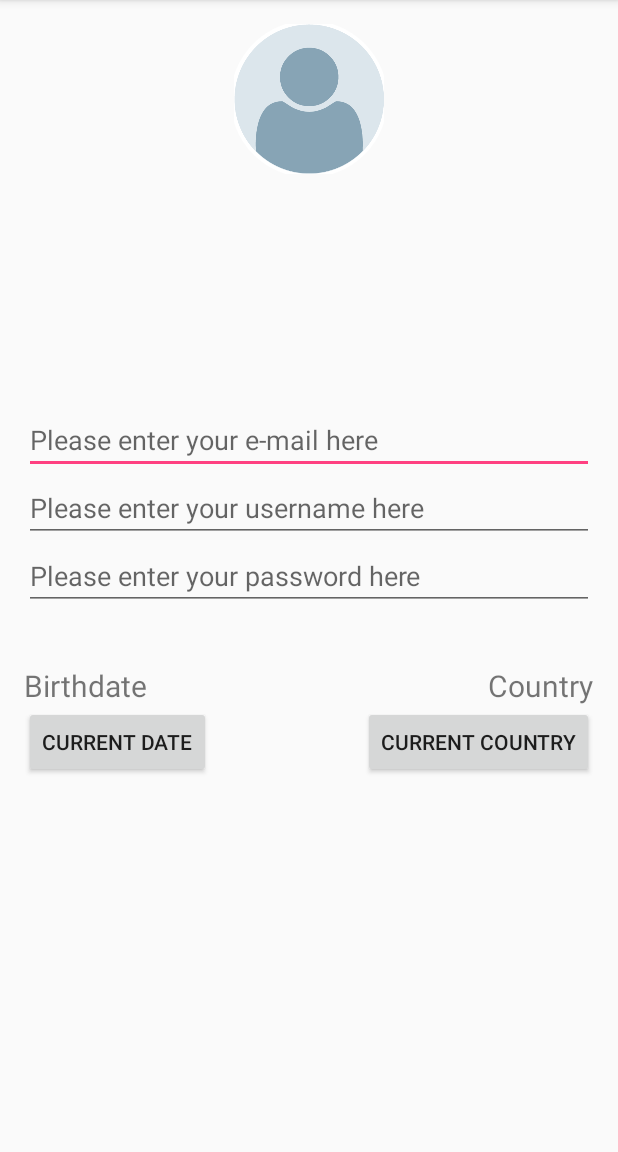
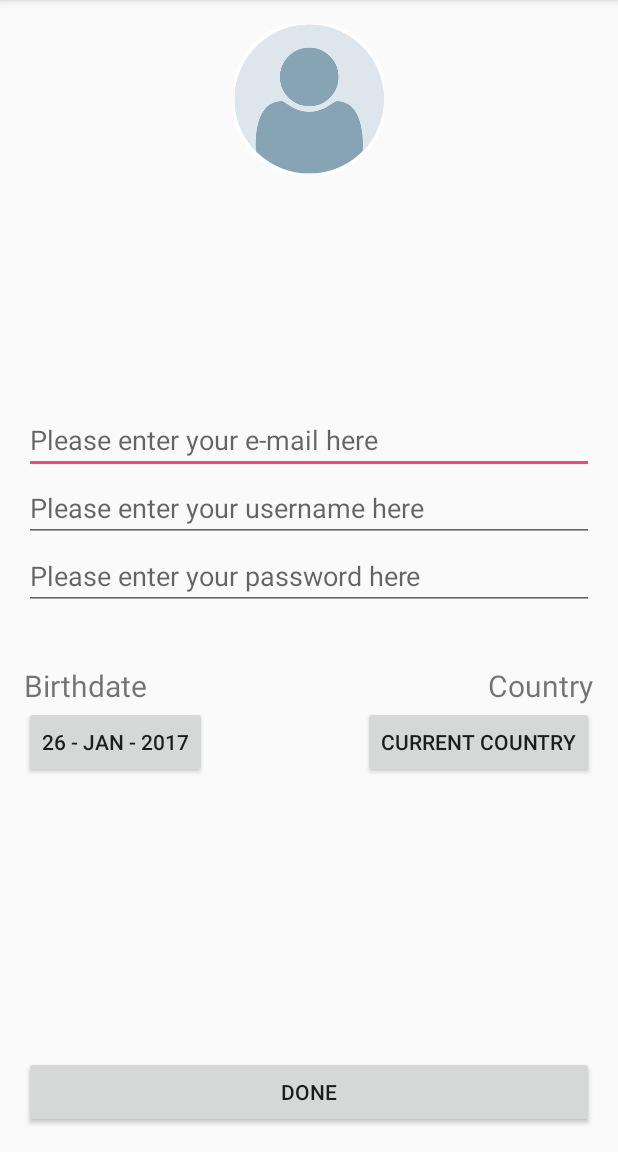
Before and after one commit to adiarbib/Connections, an Android app: the SignUpActivity screen opened directly, with no data from a screen before it, on a phone screen of 412 x 824 dp, the part 84-1236 px from its top. Run offline under Robolectric (Android 15) with nearby library versions, the phone set to English and light mode, and no system bars.

Commit message:
progress with Sign Up stuff

```diff
--- a/Connections/app/build.gradle
+++ b/Connections/app/build.gradle
@@ -22,8 +22,6 @@ android {
 dependencies {
     compile fileTree(dir: 'libs', include: ['*.jar'])
     testCompile 'junit:junit:4.12'
-    compile files('src/Parse-1.13.0.jar')
-    compile files('src/bolts-tasks-1.4.0.jar')
     compile 'com.android.support:appcompat-v7:24.2.1'
     compile 'com.google.android.gms:play-services-appindexing:8.1.0'
     compile 'com.parse:parseui-login-android:0.0.1'
--- a/Connections/app/src/main/java/com/example/user/connections/SignUpActivity.java
+++ b/Connections/app/src/main/java/com/example/user/connections/SignUpActivity.java
@@ -1,13 +1,100 @@
 package com.example.user.connections;
 
+import android.app.DatePickerDialog;
+import android.content.Intent;
+import android.graphics.Bitmap;
+import android.graphics.BitmapFactory;
+import android.icu.text.SimpleDateFormat;
+import android.icu.util.Calendar;
+import android.net.Uri;
 import android.support.v7.app.AppCompatActivity;
 import android.os.Bundle;
+import android.view.View;
+import android.widget.Button;
+import android.widget.DatePicker;
+import android.widget.EditText;
+import android.widget.ImageButton;
+
+import java.io.FileNotFoundException;
+import java.util.Date;
 
 public class SignUpActivity extends AppCompatActivity {
+
+    Calendar cal;
+    ImageButton profilePic;
+    EditText mailEditText;
+    EditText usernameEditText;
+    EditText passwordEditText;
+    Button birthdateButt;
+    Button countryButt;
+    String formattedDate;
+    SimpleDateFormat df;
+    Date pickedDate;
+
 
     @Override
     protected void onCreate(Bundle savedInstanceState) {
         super.onCreate(savedInstanceState);
         setContentView(R.layout.activity_sign_up);
+
+        profilePic = (ImageButton) findViewById(R.id.img);
+        mailEditText = (EditText) findViewById(R.id.mail);
+        usernameEditText = (EditText) findViewById(R.id.signup_username_input);
+        passwordEditText = (EditText) findViewById(R.id.signup_password_input);
+        birthdateButt = (Button) findViewById(R.id.birthdate);
+        countryButt = (Button) findViewById(R.id.country);
+
+        cal = Calendar.getInstance();
+        df = new SimpleDateFormat("dd - MMM - yyyy");
+        formattedDate = df.format(cal.getTime());
+        pickedDate = cal.getTime();
+        birthdateButt.setText(formattedDate);
+
+        birthdateButt.setOnClickListener(new View.OnClickListener() {
+            @Override
+            public void onClick(View view) {
+
+                DatePickerDialog mDatePicker;
+                mDatePicker = new DatePickerDialog(SignUpActivity.this, new DatePickerDialog.OnDateSetListener() {
+                    @Override
+                    public void onDateSet(DatePicker datePicker, int selectedyear, int selectedmonth, int selectedday) {
+                        birthdateButt.setText(selectedday + " / " + selectedmonth + " / " + selectedyear);
+                        selectedmonth += 1;
+                        pickedDate = new Date(selectedyear, selectedmonth, selectedday);
+                    }
+                }, cal.get(java.util.Calendar.YEAR), cal.get(java.util.Calendar.MONTH), cal.get(java.util.Calendar.DAY_OF_MONTH));
+
+                mDatePicker.setTitle("Select Date");
+                mDatePicker.show();
+
+            }
+        });
+
+        profilePic.setOnClickListener(new View.OnClickListener() {
+            @Override
+            public void onClick(View view) {
+                Intent intent = new Intent(Intent.ACTION_PICK,
+                        android.provider.MediaStore.Images.Media.EXTERNAL_CONTENT_URI);
+                startActivityForResult(intent, 0);
+            }
+        });
+
+    }
+
+    @Override
+    protected void onActivityResult(int requestCode, int resultCode, Intent data) {
+        super.onActivityResult(requestCode, resultCode, data);
+
+        if (resultCode == RESULT_OK) {
+            Uri targetUri = data.getData();
+            //textTargetUri.setText(targetUri.toString());
+            Bitmap bitmap;
+            try {
+                bitmap = BitmapFactory.decodeStream(getContentResolver().openInputStream(targetUri));
+                profilePic.setImageBitmap(bitmap);
+            } catch (FileNotFoundException e) {
+                throw new RuntimeException();
+            }
+        }
     }
 }
--- a/Connections/app/src/main/res/layout/activity_sign_up.xml
+++ b/Connections/app/src/main/res/layout/activity_sign_up.xml
@@ -25,7 +25,8 @@
         android:hint="Please enter your e-mail here"
         android:id="@+id/mail"
         android:layout_above="@+id/signup_username_input"
-        android:layout_alignParentStart="true" />
+        android:layout_alignParentStart="true"
+        android:inputType="textEmailAddress"/>
 
     <EditText
         android:layout_width="match_parent"
@@ -41,7 +42,8 @@
         android:hint="Please enter your password here"
         android:id="@+id/signup_password_input"
         android:layout_centerVertical="true"
-        android:layout_alignParentStart="true" />
+        android:layout_alignParentStart="true"
+        android:inputType="textPassword"/>
 
     <TextView
         android:layout_width="wrap_content"
@@ -80,7 +82,12 @@
         android:layout_marginTop="64dp"
         android:id="@+id/country" />
 
-
+    <Button
+        android:layout_width="match_parent"
+        android:layout_height="wrap_content"
+        android:text="Done"
+        android:layout_alignParentBottom="true"
+        android:layout_alignEnd="@+id/country_textView" />
 
 
 
```
Also changed, not shown: Connections/app/src/main/AndroidManifest.xml (+7 -0 lines), Connections/app/src/main/java/com/example/user/connections/MyUser.java (+7 -24 lines).
